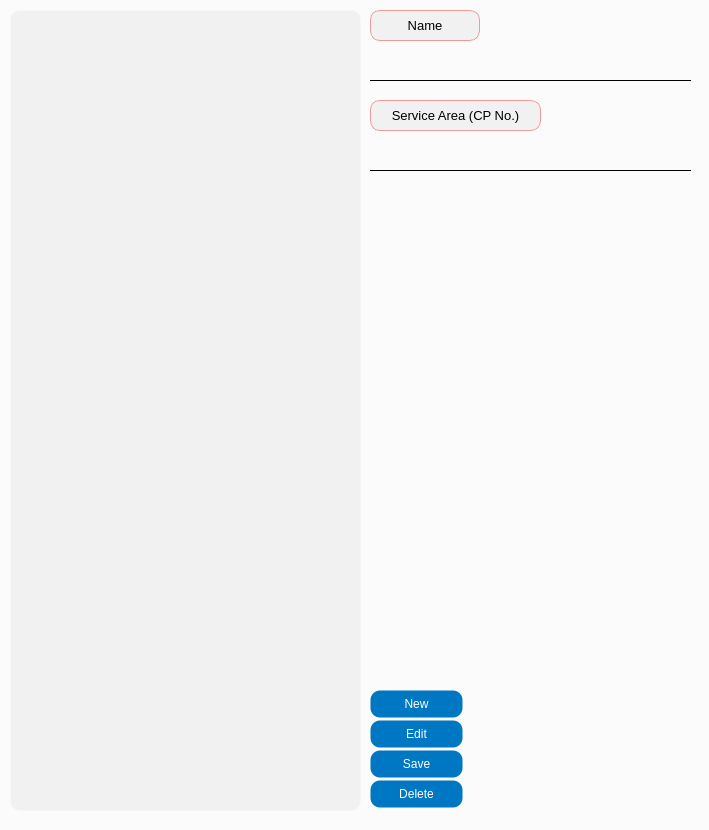
Old version of the form app/src/pages/settings/officer.ui in the repository DY-Microfinance-Customer-Management/dymf-algorithm.
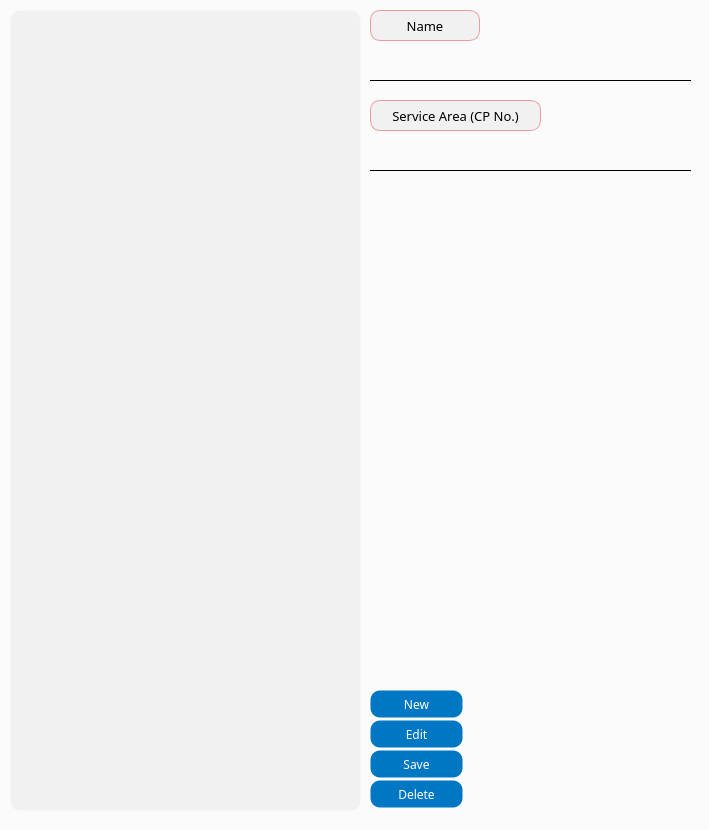
New version of the form.

The edit to the form file:
```diff
--- a/app/src/pages/settings/officer.ui
+++ b/app/src/pages/settings/officer.ui
@@ -69,6 +69,11 @@
       <height>28</height>
      </rect>
     </property>
+    <property name="font">
+     <font>
+      <family>Arial Black</family>
+     </font>
+    </property>
     <property name="text">
      <string>New</string>
     </property>
@@ -82,6 +87,11 @@
       <height>28</height>
      </rect>
     </property>
+    <property name="font">
+     <font>
+      <family>Arial Black</family>
+     </font>
+    </property>
     <property name="text">
      <string>Save</string>
     </property>
@@ -95,6 +105,11 @@
       <height>28</height>
      </rect>
     </property>
+    <property name="font">
+     <font>
+      <family>Arial Black</family>
+     </font>
+    </property>
     <property name="text">
      <string>Edit</string>
     </property>
@@ -108,6 +123,11 @@
       <height>28</height>
      </rect>
     </property>
+    <property name="font">
+     <font>
+      <family>Arial Black</family>
+     </font>
+    </property>
     <property name="text">
      <string>Delete</string>
     </property>
@@ -187,6 +207,7 @@
     </property>
     <property name="font">
      <font>
+      <family>Arial Black</family>
       <pointsize>10</pointsize>
      </font>
     </property>
@@ -228,6 +249,7 @@
     </property>
     <property name="font">
      <font>
+      <family>Arial Black</family>
       <pointsize>10</pointsize>
      </font>
     </property>
```
Left out of the diff: 24 changed lines with no effect on the pictures.
